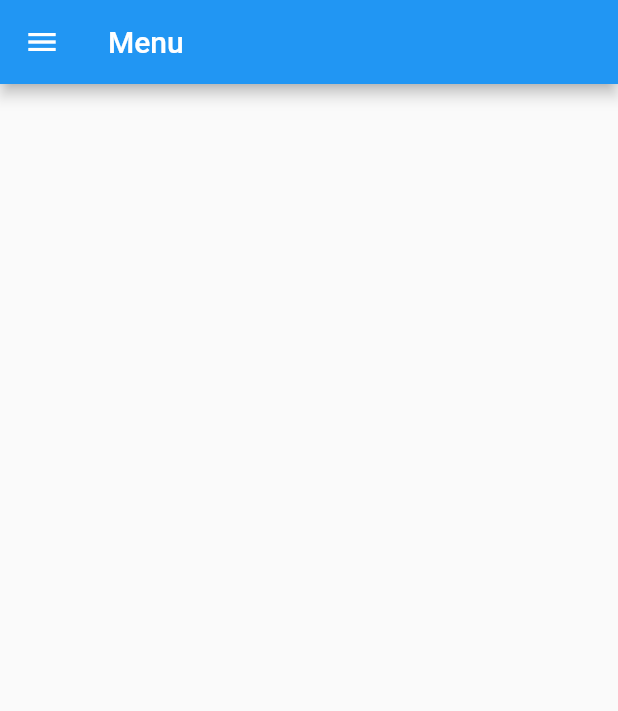
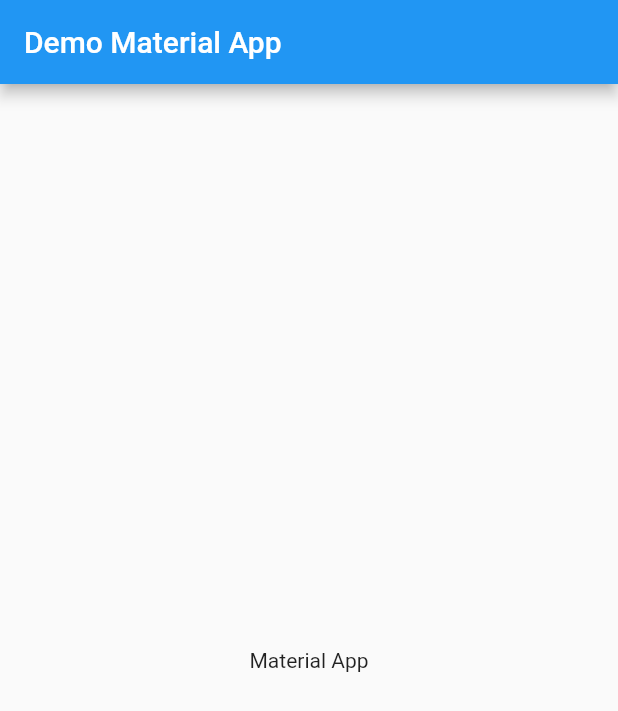
Before and after one commit to thanhhuy114/ShopBee, a Flutter app: the screen it shows after launch, on a phone screen of 412 x 824 dp. Shown: the top 711 px of the screen. Run offline on Flutter 3.47's test engine with Material 2 defaults, Android fonts, the light colour scheme and no system bars.

Commit message:
Revert "menu"
This reverts commit 8f94f9879683550183a62358c48468466377171b.

```diff
--- a/lib/main.dart
+++ b/lib/main.dart
@@ -1,65 +1,29 @@
 import 'package:flutter/material.dart';
 
 void main() {
-  runApp(MyApp());
+  runApp(const MyApp());
 }
 
 class MyApp extends StatelessWidget {
+  const MyApp({super.key});
+
+  // This widget is the root of your application.
+
   @override
   Widget build(BuildContext context) {
     return MaterialApp(
       home: Scaffold(
-        appBar: AppBar(
-          title: const Text('Menu'),
-        ),
-        drawer: Drawer(
-          child: ListView(
-            children: <Widget>[
-              const DrawerHeader(
-                decoration: BoxDecoration(
-                  color: Colors.blue,
-                ),
-                child: Column(
-                  crossAxisAlignment: CrossAxisAlignment.start,
-                  children: [
-                    Text(
-                      'Menu',
-                      style: TextStyle(color: Colors.white, fontSize: 24),
-                    ),
-                  ],
-                ),
-              ),
-              ListTile(
-                leading: const Icon(Icons.home),
-                title: const Text('Home'),
-                onTap: () {
-                  // Xử lý khi người dùng chọn 'Home'
-                },
-              ),
-              ListTile(
-                leading: const Icon(Icons.account_circle),
-                title: const Text('Account'),
-                onTap: () {
-                  // Xử lý khi người dùng chọn 'Account'
-                },
-              ),
-              ListTile(
-                leading: const Icon(Icons.help),
-                title: const Text('Help Centre'),
-                onTap: () {
-                  // Xử lý khi người dùng chọn 'Help Centre'
-                },
-              ),
-              ListTile(
-                leading: const Icon(Icons.exit_to_app),
-                title: const Text('Log Out'),
-                onTap: () {
-                  // Xử lý khi người dùng chọn 'Log Out'
-                },
-              ),
-            ],
+          appBar: AppBar(
+            title: const Text('Demo Material App'),
           ),
-        ),
+          body: const Center(child: Text("Material App"))),
+      darkTheme: ThemeData(primaryColor: Colors.grey),
+      color: Colors.amberAccent,
+      supportedLocales: {const Locale('en', ' ')},
+      debugShowCheckedModeBanner: false,
+      title: 'Flutter Demo',
+      theme: ThemeData(
+        primarySwatch: Colors.blue,
       ),
     );
   }
```
Also changed, not shown: pubspec.lock, 1 other file.
